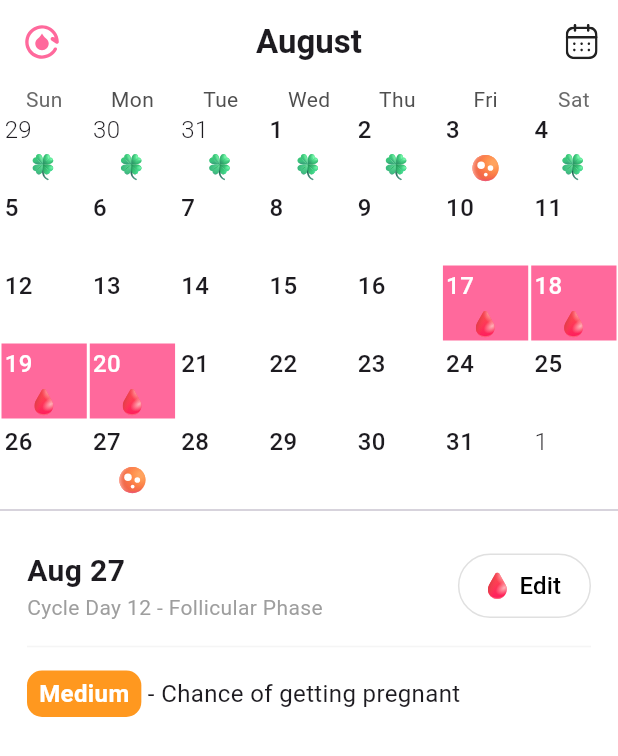
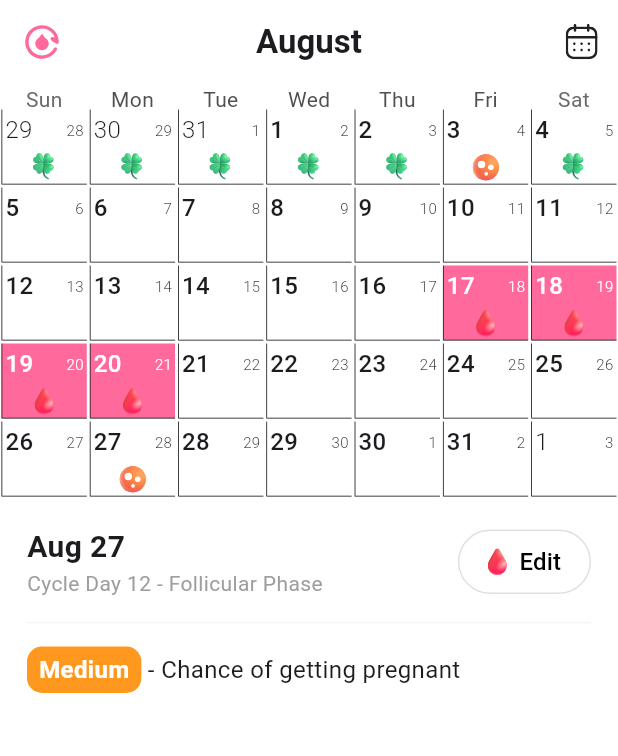
Before and after one commit to Boburbro/calendar_app, a Flutter app: the screen it shows after launch, on a phone screen of 412 x 824 dp. Shown: the top 756 px of the screen. Run offline on Flutter 3.47's test engine with Material 3 defaults, Android fonts, the phone set to English and light mode, and no system bars; drawn by our look-alikes of table_calendar; our stand-ins replace flutter_svg, hijri.

Commit message:
hijri added

```diff
--- a/lib/home_screen.dart
+++ b/lib/home_screen.dart
@@ -20,7 +20,7 @@ class _HomeScreenState extends State<HomeScreen> {
       body: Column(
         children: [
           MyTableCalendarWidget(),
-          Divider(),
+          // Divider(),
           Padding(
             padding: const EdgeInsets.all(18.0),
             child: Column(
--- a/lib/widgets/my_table_calendar_widget.dart
+++ b/lib/widgets/my_table_calendar_widget.dart
@@ -1,3 +1,5 @@
+import 'package:hijri/hijri_calendar.dart';
+
 import '../models/day_status.dart';
 import 'package:flutter/material.dart';
 import 'package:flutter_svg/svg.dart';
@@ -42,18 +44,24 @@ class MyTableCalendarWidget extends StatelessWidget {
       calendarBuilders: CalendarBuilders(
         prioritizedBuilder: (context, day, focusedDay) {
           var status = getStatusSvg(_events[day]);
-          return Padding(
-            padding: const EdgeInsets.all(1),
-            child: ColoredBox(
+          return Container(
+            margin: const EdgeInsets.all(1),
+            decoration: BoxDecoration(
               color: _events[day] == DayStatus.bad
                   ? Color(0xFFFF699C)
                   : Colors.transparent,
+              border: Border(
+                left: BorderSide(width: 0.5),
+                bottom: BorderSide(width: 0.5),
+              ),
+            ),
             child: Padding(
               padding: const EdgeInsets.all(2.0),
               child: Column(
                 mainAxisAlignment: MainAxisAlignment.spaceBetween,
                 children: [
                   Row(
+                    mainAxisAlignment: MainAxisAlignment.spaceBetween,
                     children: [
                       Text(
                         day.day.toString(),
@@ -67,11 +75,20 @@ class MyTableCalendarWidget extends StatelessWidget {
                               : FontWeight.w300,
                         ),
                       ),
+                      Text(
+                        HijriCalendar.fromDate(day).hDay.toString(),
+                        style: TextStyle(
+                          fontSize: 10,
+                          color: _events[day] == DayStatus.bad
+                              ? Colors.white
+                              : null,
+                          fontWeight: FontWeight.w300,
+                        ),
+                      ),
                     ],
                   ),
                   status != "" ? SvgPicture.asset(status) : SizedBox()
                 ],
-                ),
               ),
             ),
           );
--- a/pubspec.yaml
+++ b/pubspec.yaml
@@ -36,6 +36,7 @@ dependencies:
   cupertino_icons: ^1.0.8
   flutter_svg: ^2.0.17
   table_calendar: ^3.2.0
+  hijri: ^3.0.0
 
 dev_dependencies:
   flutter_test:
```
Also changed, not shown: pubspec.lock. Lines whose indentation alone changed are shown as unchanged.
